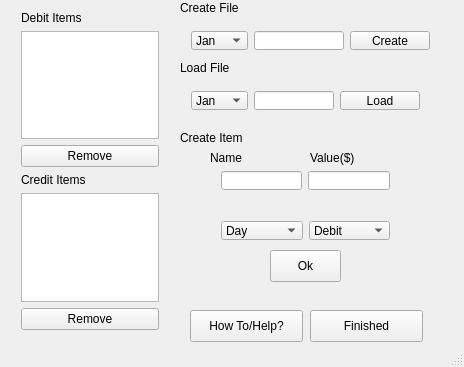
Before: the Qt Designer form mainwindow.ui in JesseGallardo/Cash_Money_Qt, drawn with Qt 5.
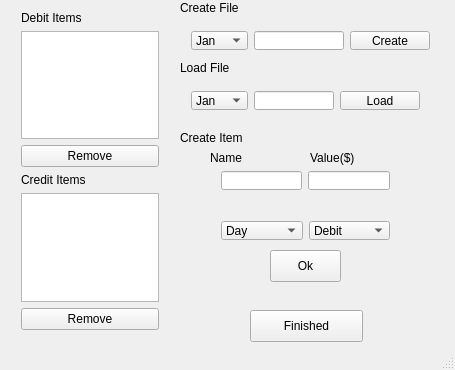
After: the same form once the commit is applied.

Commit message:
1) Removed help button
2) Removed bottom bar text

Diff of the .ui file:
```diff
--- a/mainwindow.ui
+++ b/mainwindow.ui
@@ -6,8 +6,8 @@
    <rect>
     <x>0</x>
     <y>0</y>
-    <width>464</width>
-    <height>367</height>
+    <width>455</width>
+    <height>370</height>
    </rect>
   </property>
   <property name="windowTitle">
@@ -502,19 +502,6 @@
      </item>
     </layout>
    </widget>
-   <widget class="QPushButton" name="HelpButton">
-    <property name="geometry">
-     <rect>
-      <x>190</x>
-      <y>310</y>
-      <width>113</width>
-      <height>32</height>
-     </rect>
-    </property>
-    <property name="text">
-     <string>How To/Help?</string>
-    </property>
-   </widget>
    <widget class="QLabel" name="NewNameLabel">
     <property name="geometry">
      <rect>
@@ -544,7 +531,7 @@
    <widget class="QPushButton" name="FinishedButton">
     <property name="geometry">
      <rect>
-      <x>310</x>
+      <x>250</x>
       <y>310</y>
       <width>113</width>
       <height>32</height>
```
The commit also changes 2 other files.
